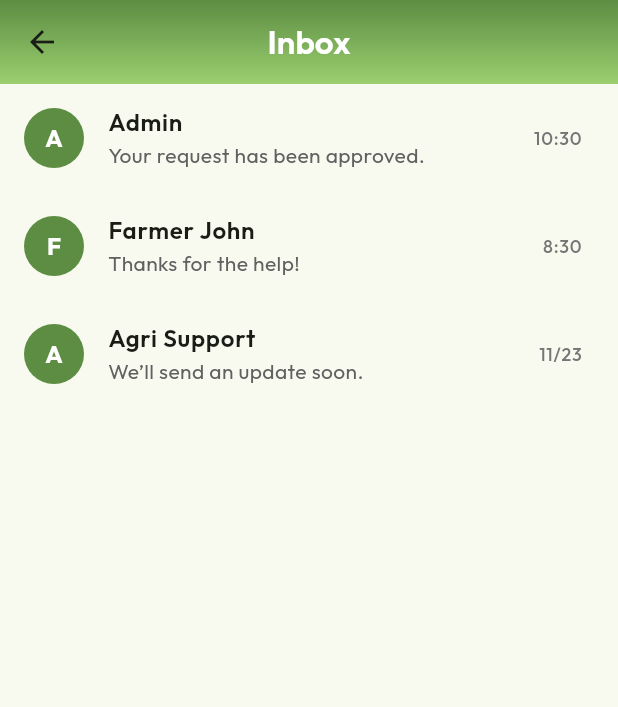
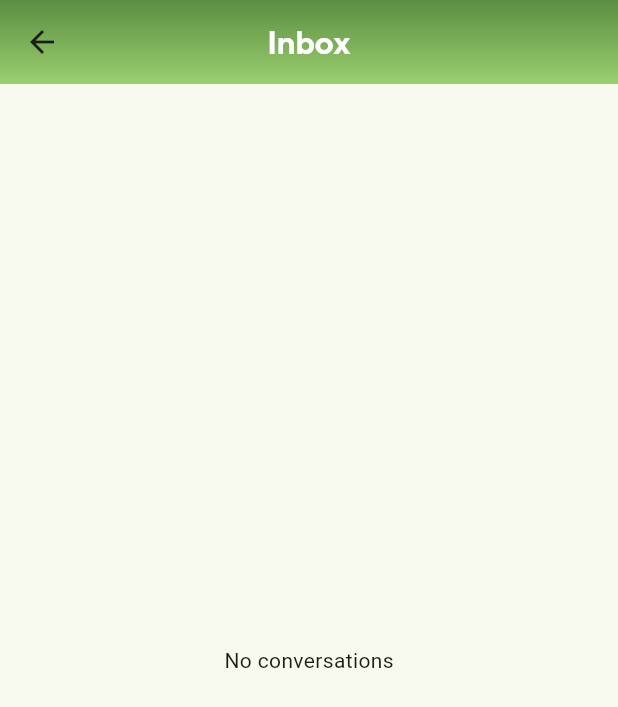
Before and after one commit to NoelSaludo/BukidLink, a Flutter app: the InboxPage screen opened directly, on a phone screen of 412 x 824 dp. Shown: the top 707 px of the screen. Run offline on Flutter 3.47's test engine with Material 3 defaults, Android fonts, the phone set to English and light mode, and no system bars; our stand-ins replace cloud_firestore, email_validator, firebase_auth, firebase_core, google_fonts, google_sign_in and 1 more; accounts and stored records are empty.

Commit message:
feat: refactor InboxPage to use StreamBuilder for real-time conversation updates, update ChatService to manage lastMessage and conversation data

```diff
--- a/lib/Pages/InboxPage.dart
+++ b/lib/Pages/InboxPage.dart
@@ -1,36 +1,22 @@
 import 'package:flutter/material.dart';
 import 'package:bukidlink/utils/constants/AppColors.dart';
 import 'package:bukidlink/utils/constants/AppTextStyles.dart';
-import 'package:bukidlink/models/Message.dart';
 import 'package:bukidlink/pages/ChatPage.dart';
+import 'package:bukidlink/services/ChatService.dart';
+import 'package:bukidlink/services/UserService.dart';
+import 'package:cloud_firestore/cloud_firestore.dart';
 import 'package:google_fonts/google_fonts.dart';
 
-class InboxPage extends StatelessWidget {
+class InboxPage extends StatefulWidget {
   InboxPage({super.key});
 
-  final List<Message> conversations = [
-    Message(
-      sender: 'Admin',
-      senderId: 'test_sender_id',
-      text: 'Your request has been approved.',
-      time: DateTime.now(),
-      isMe: false,
-    ),
-    Message(
-      sender: 'Farmer John',
-      senderId: 'test_sender_id',
-      text: 'Thanks for the help!',
-      time: DateTime.now().subtract(const Duration(hours: 2)),
-      isMe: false,
-    ),
-    Message(
-      sender: 'Agri Support',
-      senderId: 'test_sender_id',
-      text: 'We’ll send an update soon.',
-      time: DateTime.now().subtract(const Duration(days: 1)),
-      isMe: false,
-    ),
-  ];
+  @override
+  State<InboxPage> createState() => _InboxPageState();
+}
+
+class _InboxPageState extends State<InboxPage> {
+  final ChatService _chatService = ChatService();
+  String? _currentUid;
 
   String formatTime(DateTime time) {
     final now = DateTime.now();
@@ -43,6 +29,7 @@ class InboxPage extends StatelessWidget {
 
   @override
   Widget build(BuildContext context) {
+    final uid = UserService.currentUser?.id;
     return Scaffold(
       appBar: AppBar(
         automaticallyImplyLeading: true,
@@ -70,15 +57,42 @@ class InboxPage extends StatelessWidget {
           ),
         ),
       ),
-      body: ListView.builder(
-        itemCount: conversations.length,
+      body: StreamBuilder<List<Map<String, dynamic>>>(
+        stream: _chatService.streamConversationsForUser(uid ?? ''),
+        builder: (context, snapshot) {
+          if (snapshot.connectionState == ConnectionState.waiting) {
+            return const Center(child: CircularProgressIndicator());
+          }
+          final convos = snapshot.data ?? [];
+          if (convos.isEmpty) {
+            return const Center(child: Text('No conversations'));
+          }
+          return ListView.builder(
+            itemCount: convos.length,
             itemBuilder: (context, index) {
-          final convo = conversations[index];
+              final conv = convos[index];
+              final participants =
+                  (conv['participants'] as List<dynamic>?)?.cast<String>() ??
+                  [];
+              String otherId = conv['id'] as String? ?? '';
+              if (uid != null && participants.isNotEmpty) {
+                otherId = participants.firstWhere(
+                  (p) => p != uid,
+                  orElse: () => participants.first,
+                );
+              } else if (participants.isNotEmpty) {
+                otherId = participants.first;
+              }
+
+              final lastMsg = (conv['lastMessage'] as String?) ?? '';
+              final updated = conv['updatedAt'] as Timestamp?;
+              final time = updated != null ? updated.toDate() : DateTime.now();
+
               return ListTile(
                 leading: CircleAvatar(
                   backgroundColor: AppColors.HEADER_GRADIENT_START,
                   child: Text(
-                convo.sender[0],
+                    otherId.isNotEmpty ? otherId[0].toUpperCase() : '?',
                     style: GoogleFonts.outfit(
                       fontWeight: FontWeight.bold,
                       color: Colors.white,
@@ -86,20 +100,20 @@ class InboxPage extends StatelessWidget {
                   ),
                 ),
                 title: Text(
-              convo.sender,
+                  otherId,
                   style: GoogleFonts.outfit(
                     fontWeight: FontWeight.w600,
                     fontSize: 16,
                   ),
                 ),
                 subtitle: Text(
-              convo.text,
+                  lastMsg,
                   style: GoogleFonts.outfit(color: Colors.grey.shade700),
                   maxLines: 1,
                   overflow: TextOverflow.ellipsis,
                 ),
                 trailing: Text(
-              formatTime(convo.time),
+                  formatTime(time),
                   style: GoogleFonts.outfit(
                     fontSize: 12,
                     color: Colors.grey.shade600,
@@ -109,8 +123,10 @@ class InboxPage extends StatelessWidget {
                   Navigator.push(
                     context,
                     MaterialPageRoute(
-                  builder: (_) => ChatPage(sender: convo.sender),
+                      builder: (_) => ChatPage(sender: otherId),
                     ),
+                  );
+                },
               );
             },
           );
```
Also changed, not shown: lib/services/ChatService.dart (+20 -1 lines). Lines whose indentation alone changed are shown as unchanged.
